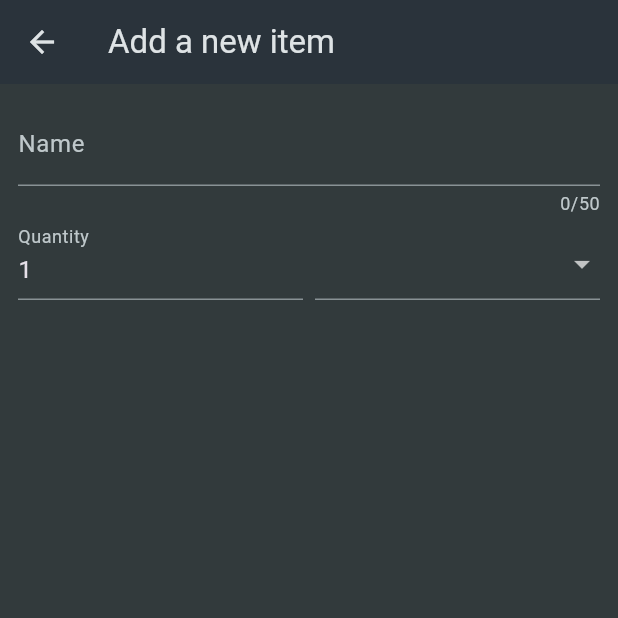
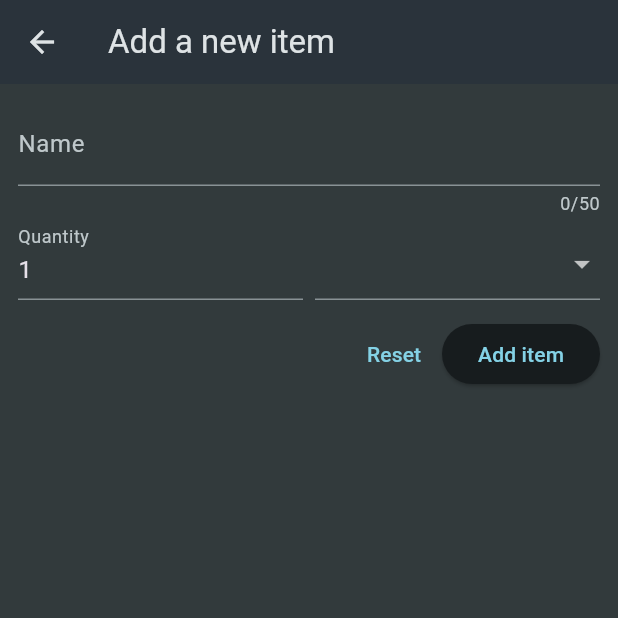
Before and after one commit to sachinsebastian1212/flutter_shopping_list, a Flutter app: the NewItem screen opened directly, on a phone screen of 412 x 824 dp, the top half of it. Run offline on Flutter 3.47's test engine with Material 3 defaults, Android fonts, the light colour scheme and no system bars.

Commit message:
added button in form

```diff
--- a/lib/widgets/new_item.dart
+++ b/lib/widgets/new_item.dart
@@ -66,6 +66,14 @@ class _NewItemState extends State<NewItem> {
                   )
                 ],
               )
+           ,const SizedBox(height: 12,)
+           ,Row(
+            mainAxisAlignment: MainAxisAlignment.end,
+            children: [
+              TextButton(onPressed: (){}, child: const Text('Reset')),
+              ElevatedButton(onPressed: (){}, child: const Text('Add item'))
+            ],
+           )
             ],
           ))),
     );
```
